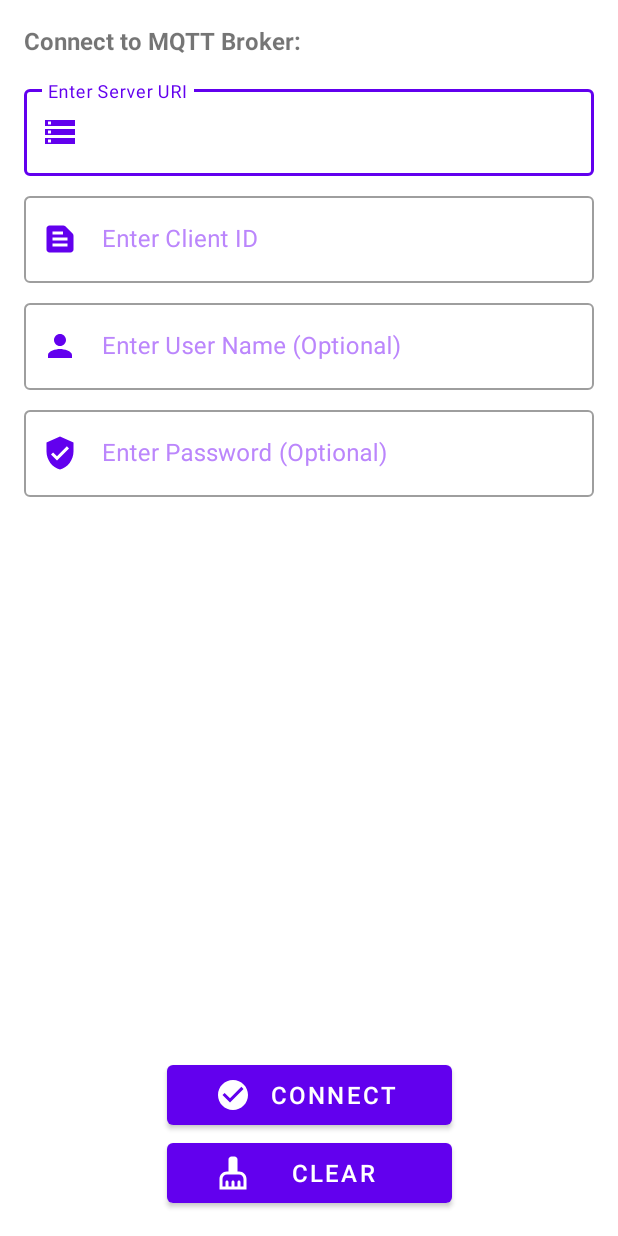
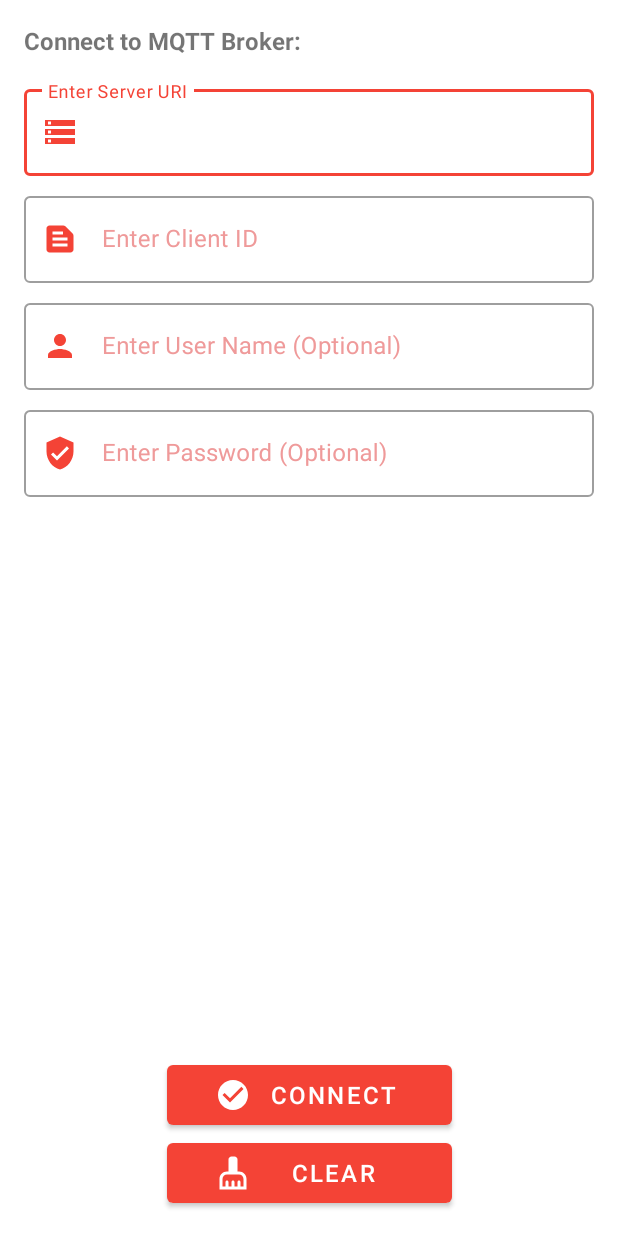
Before and after one commit to ranitraj/MqttClient, an Android app: the screen it shows after launch (MainActivity), on a phone screen of 412 x 824 dp. Run offline under Robolectric (Android 15) with nearby library versions, the phone set to English and light mode, and no system bars; our stand-ins replace data binding.

Commit message:
Changing theme color and splash animation

```diff
--- a/app/src/main/res/layout/fragment_connect.xml
+++ b/app/src/main/res/layout/fragment_connect.xml
@@ -22,8 +22,8 @@
             android:layout_height="@dimen/dp_0"
             app:layout_constraintHeight_percent="0.08"
             app:startIconDrawable="@drawable/ic_server"
-            app:startIconTint="@color/purple_500"
-            android:textColorHint="@color/purple_200"
+            app:startIconTint="@color/red_500"
+            android:textColorHint="@color/red_200"
             android:hint="@string/server_uri"
             android:layout_marginTop="@dimen/dp_16"
             app:layout_constraintStart_toStartOf="parent"
@@ -45,8 +45,8 @@
             android:layout_height="@dimen/dp_0"
             app:layout_constraintHeight_percent="0.08"
             app:startIconDrawable="@drawable/ic_client_id"
-            app:startIconTint="@color/purple_500"
-            android:textColorHint="@color/purple_200"
+            app:startIconTint="@color/red_500"
+            android:textColorHint="@color/red_200"
             android:hint="@string/client_id"
             android:layout_marginTop="@dimen/dp_8"
             app:layout_constraintStart_toStartOf="parent"
@@ -68,8 +68,8 @@
             android:layout_height="@dimen/dp_0"
             app:layout_constraintHeight_percent="0.08"
             app:startIconDrawable="@drawable/ic_user"
-            app:startIconTint="@color/purple_500"
-            android:textColorHint="@color/purple_200"
+            app:startIconTint="@color/red_500"
+            android:textColorHint="@color/red_200"
             android:hint="@string/user_name_optional"
             android:layout_marginTop="@dimen/dp_8"
             app:layout_constraintStart_toStartOf="parent"
@@ -91,8 +91,8 @@
             android:layout_height="@dimen/dp_0"
             app:layout_constraintHeight_percent="0.08"
             app:startIconDrawable="@drawable/ic_password"
-            app:startIconTint="@color/purple_500"
-            android:textColorHint="@color/purple_200"
+            app:startIconTint="@color/red_500"
+            android:textColorHint="@color/red_200"
             android:hint="@string/enter_password_optional"
             android:layout_marginTop="@dimen/dp_8"
             app:layout_constraintStart_toStartOf="parent"
--- a/app/src/main/res/values-night/themes.xml
+++ b/app/src/main/res/values-night/themes.xml
@@ -2,8 +2,8 @@
     <!-- Base application theme. -->
     <style name="Theme.MQTTCommunication" parent="Theme.MaterialComponents.DayNight.NoActionBar">
         <!-- Primary brand color. -->
-        <item name="colorPrimary">@color/purple_200</item>
-        <item name="colorPrimaryVariant">@color/purple_700</item>
+        <item name="colorPrimary">@color/red_200</item>
+        <item name="colorPrimaryVariant">@color/red_700</item>
         <item name="colorOnPrimary">@color/black</item>
         <!-- Secondary brand color. -->
         <item name="colorSecondary">@color/teal_200</item>
--- a/app/src/main/res/values/colors.xml
+++ b/app/src/main/res/values/colors.xml
@@ -1,8 +1,8 @@
 <?xml version="1.0" encoding="utf-8"?>
 <resources>
-    <color name="purple_200">#FFBB86FC</color>
-    <color name="purple_500">#FF6200EE</color>
-    <color name="purple_700">#FF3700B3</color>
+    <color name="red_200">#EF9A9A</color>
+    <color name="red_500">#F44336</color>
+    <color name="red_700">#D32F2F</color>
     <color name="teal_200">#FF03DAC5</color>
     <color name="teal_700">#FF018786</color>
     <color name="black">#FF000000</color>
--- a/app/src/main/res/values/themes.xml
+++ b/app/src/main/res/values/themes.xml
@@ -2,8 +2,8 @@
     <!-- Base application theme. -->
     <style name="Theme.MQTTCommunication" parent="Theme.MaterialComponents.DayNight.NoActionBar">
         <!-- Primary brand color. -->
-        <item name="colorPrimary">@color/purple_500</item>
-        <item name="colorPrimaryVariant">@color/purple_700</item>
+        <item name="colorPrimary">@color/red_500</item>
+        <item name="colorPrimaryVariant">@color/red_700</item>
         <item name="colorOnPrimary">@color/white</item>
         <!-- Secondary brand color. -->
         <item name="colorSecondary">@color/teal_200</item>
```
Also changed, not shown: app/src/main/assets/splash.json (+1 -1 lines), app/src/main/res/layout/fragment_client.xml (+8 -8 lines).
